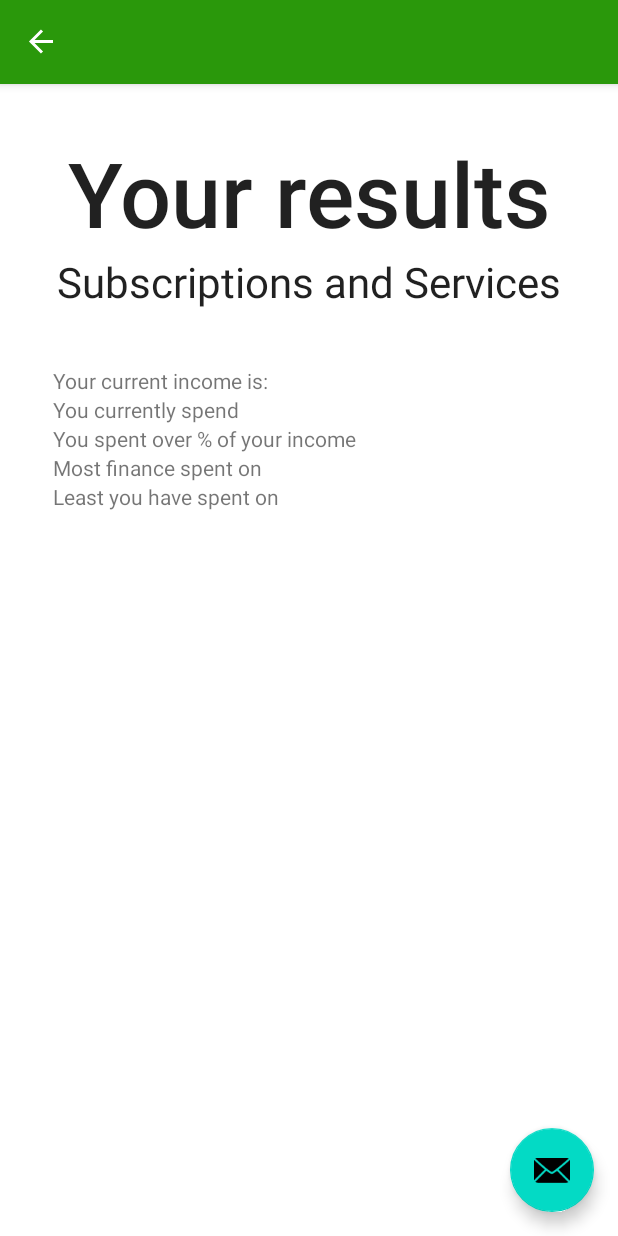
After one commit to gelmisb/SavingsCalculator, an Android app: the a14_Details screen opened through its navigation route, on a phone screen of 412 x 824 dp. The commit adds this screen. Run offline under Robolectric (Android 15) with nearby library versions, the phone set to English and light mode, and no system bars; our stand-ins replace navigation-ui.

Commit message:
Added details page

```diff
--- a/app/src/main/java/com/example/savingscalculator/calculatesavings/CalculateTotalExpenses.java
+++ b/app/src/main/java/com/example/savingscalculator/calculatesavings/CalculateTotalExpenses.java
@@ -4,6 +4,7 @@ import static android.content.Context.MODE_PRIVATE;
 
 import android.app.Activity;
 import android.content.SharedPreferences;
+import android.content.res.Resources;
 import android.util.Log;
 
 import com.example.savingscalculator.R;
@@ -14,7 +15,7 @@ import java.util.Map;
 public class CalculateTotalExpenses {
 
     private Activity activity;
-    private float totalIncome;
+    private float totalExpenses;
 
 
     public CalculateTotalExpenses(Activity activity){
@@ -24,6 +25,8 @@ public class CalculateTotalExpenses {
     public float getExpenses(){
         // Getting cached files
         SharedPreferences userExpenses = activity.getSharedPreferences("UserExpenses", MODE_PRIVATE);
+        SharedPreferences.Editor editor = userExpenses.edit();
+        Resources res = activity.getResources();
 
         Map<String, ?> getAll = userExpenses.getAll();
 
@@ -32,18 +35,17 @@ public class CalculateTotalExpenses {
         for (Map.Entry<String, ?> entry : getAll.entrySet()) {
             String incomeStr = entry.getValue().toString().replaceAll("\\d+", "");
             String incomeFloat = entry.getValue().toString().replaceAll("\\b[^\\d\\W]+\\b", "");
-
-
             total.add(multiplyIncome(incomeStr, incomeFloat));
         }
-
-        System.out.println("All: " + total);
 
         float tempFloatsy = 0;
 
         for (int j = 0; j < total.size(); j++) {
             tempFloatsy += total.get(j);
         }
+
+        editor.putString(res.getString(R.string.total_expenses_saved), tempFloatsy + "");
+        editor.apply();
 
         return tempFloatsy;
 
@@ -109,7 +111,7 @@ public class CalculateTotalExpenses {
 
     }
 
-    private float calculateIncome(Map<String, ?> allEntries){
+    private float calculateExpenses(Map<String, ?> allEntries){
 
         ArrayList<String> incomeListF = new ArrayList<String>();
         ArrayList<String> incomeListS = new ArrayList<String>();
--- a/app/src/main/java/com/example/savingscalculator/calculatesavings/CalculateTotalIncome.java
+++ b/app/src/main/java/com/example/savingscalculator/calculatesavings/CalculateTotalIncome.java
@@ -4,6 +4,7 @@ import static android.content.Context.MODE_PRIVATE;
 
 import android.app.Activity;
 import android.content.SharedPreferences;
+import android.content.res.Resources;
 import android.util.Log;
 
 import com.example.savingscalculator.R;
@@ -23,6 +24,11 @@ public class CalculateTotalIncome {
     public float getIncome(){
         // Getting cached files
         SharedPreferences sharedPreferences = activity.getSharedPreferences("UserIncome", MODE_PRIVATE);
+        SharedPreferences.Editor editor = sharedPreferences.edit();
+        Resources res = activity.getResources();
+
+        ArrayList<String> incomeStr = new ArrayList<>();
+        float totalIncome = 0;
 
         String wages = sharedPreferences.getString(activity.getString(R.string.wages_social_welfare), "");
         String pwages = sharedPreferences.getString(activity.getString(R.string.partner_s_wages_social_welfare), "");
@@ -30,15 +36,18 @@ public class CalculateTotalIncome {
         String income_main = sharedPreferences.getString(activity.getString(R.string.allowance), "");
         String other = sharedPreferences.getString(activity.getString(R.string.other_income), "");
 
-        ArrayList<String> incomeStr = new ArrayList<>();
-
         incomeStr.add(wages);
         incomeStr.add(pwages);
         incomeStr.add(cbp);
         incomeStr.add(income_main);
         incomeStr.add(other);
 
-        return calculateIncome(incomeStr);
+        totalIncome = calculateIncome(incomeStr);
+
+        editor.putString(res.getString(R.string.total_income_saved), totalIncome + "");
+        editor.apply();
+
+        return totalIncome;
     }
 
     private float calculateIncome(ArrayList<String> income){
--- a/app/src/main/java/com/example/savingscalculator/calculatesavings/fragments/a13_Final.java
+++ b/app/src/main/java/com/example/savingscalculator/calculatesavings/fragments/a13_Final.java
@@ -1,12 +1,11 @@
 package com.example.savingscalculator.calculatesavings.fragments;
 
-import android.graphics.Color;
 import android.os.Bundle;
 
 import androidx.annotation.NonNull;
 import androidx.fragment.app.Fragment;
+import androidx.navigation.fragment.NavHostFragment;
 
-import android.util.Log;
 import android.view.LayoutInflater;
 import android.view.View;
 import android.view.ViewGroup;
@@ -21,9 +20,7 @@ import com.github.mikephil.charting.data.BarData;
 import com.github.mikephil.charting.data.BarDataSet;
 import com.github.mikephil.charting.data.BarEntry;
 import com.github.mikephil.charting.formatter.IndexAxisValueFormatter;
-import com.github.mikephil.charting.utils.ColorTemplate;
 
-import java.text.DecimalFormat;
 import java.util.ArrayList;
 
 
@@ -32,7 +29,6 @@ public class a13_Final extends Fragment {
     private FragmentA13FinalBinding binding;
     private CalculateTotalIncome calculateTotalIncome;
     private CalculateTotalExpenses calculateTotalExpenses;
-
 
     @Override
     public void onCreate(Bundle savedInstanceState) {
@@ -57,16 +53,18 @@ public class a13_Final extends Fragment {
         String income = String.format("%.02f", calculateTotalIncome.getIncome());
         String expenses = String.format("%.02f", calculateTotalExpenses.getExpenses());
 
-//        Log.i("Income before ",  income + "");
-//        income = Float.parseFloat(df.format(income));
-//        expenses = Float.parseFloat(df.format(expenses));
-//        Log.i("Income after ",  income + "");
-
         TextView incomeTV = getActivity().findViewById(R.id.totalIncomeTV);
         TextView expensesTV = getActivity().findViewById(R.id.totalExpensesTV);
+
         incomeTV.setText(getString(R.string.year_calc, income));
         expensesTV.setText(getString(R.string.year_calc, expenses));
+
         setCharts();
+
+        binding.detailsBtn.setOnClickListener(view1 -> {
+            NavHostFragment.findNavController(a13_Final.this)
+                    .navigate(R.id.action_final_to_a14);
+        });
     }
 
     @Override
@@ -83,18 +81,21 @@ public class a13_Final extends Fragment {
         BarDataSet barDataSet = new BarDataSet(barEntries, "Budget");
         barDataSet.setColors(new int[] { R.color.purple_700, R.color.red }, getActivity());
 
+        BarData theData = new BarData(barDataSet);
+
         ArrayList<String> theDates = new ArrayList<>();
+
         theDates.add("Income");
         theDates.add("Expenses");
 
         barChart.getXAxis().setValueFormatter(new IndexAxisValueFormatter(theDates));
-        BarData theData = new BarData(barDataSet);
         barChart.setData(theData);
         barChart.setTouchEnabled(true);
         barChart.setDragEnabled(true);
         barChart.setScaleEnabled(true);
         barChart.animateXY(1500, 1500);
     }
+
     public ArrayList<BarEntry> getBarEntries() {
         ArrayList<BarEntry> barEntries = new ArrayList<>();
         barEntries.add(new BarEntry(0f, calculateTotalIncome.getIncome()));
--- /dev/null
+++ b/app/src/main/java/com/example/savingscalculator/calculatesavings/fragments/a14_Details.java
@@ -0,0 +1,59 @@
+package com.example.savingscalculator.calculatesavings.fragments;
+
+import static android.content.Context.MODE_PRIVATE;
+
+import android.content.SharedPreferences;
+import android.os.Bundle;
+import android.view.LayoutInflater;
+import android.view.View;
+import android.view.ViewGroup;
+import android.widget.TextView;
+
+import androidx.annotation.NonNull;
+import androidx.fragment.app.Fragment;
+
+import com.example.savingscalculator.R;
+import com.example.savingscalculator.databinding.FragmentA14DetailsBinding;
+
+
+public class a14_Details extends Fragment {
+
+    private FragmentA14DetailsBinding binding;
+
+    @Override
+    public void onCreate(Bundle savedInstanceState) {
+        super.onCreate(savedInstanceState);
+    }
+
+    @Override
+    public View onCreateView(
+            @NonNull LayoutInflater inflater, ViewGroup container,
+            Bundle savedInstanceState) {
+        binding = FragmentA14DetailsBinding.inflate(inflater, container, false);
+
+        TextView currentIncomeTV = getActivity().findViewById(R.id.your_current_income_TV);
+        TextView currentExpensesTV = getActivity().findViewById(R.id.your_current_expenses_TV);
+        TextView mostSpentTV = getActivity().findViewById(R.id.most_spent_TV);
+        TextView leastSpentTV = getActivity().findViewById(R.id.least_spent_TV);
+
+        SharedPreferences sharedPreferencesIncome = getActivity().getSharedPreferences("UserIncome", MODE_PRIVATE);
+        String total_income = sharedPreferencesIncome.getString(getActivity().getString(R.string.total_income_saved), "");
+
+        SharedPreferences sharedPreferencesExpenses = getActivity().getSharedPreferences("UserExpenses", MODE_PRIVATE);
+        String total_expenses = sharedPreferencesExpenses.getString(getActivity().getString(R.string.total_expenses_saved), "");
+
+
+        return binding.getRoot();
+    }
+
+    public void onViewCreated(@NonNull View view, Bundle savedInstanceState) {
+        super.onViewCreated(view, savedInstanceState);
+    }
+
+    @Override
+    public void onDestroyView() {
+        super.onDestroyView();
+        binding = null;
+    }
+
+}
--- a/app/src/main/res/layout/fragment_a13__final.xml
+++ b/app/src/main/res/layout/fragment_a13__final.xml
@@ -143,5 +143,37 @@
 
     </ScrollView>
 
+    <LinearLayout
+        android:layout_width="match_parent"
+        android:layout_height="wrap_content"
+        android:gravity="center"
+        app:layout_constraintBottom_toBottomOf="parent"
+        app:layout_constraintEnd_toEndOf="parent"
+        app:layout_constraintStart_toStartOf="parent"
+        android:orientation="horizontal">
+
+        <Button
+            android:id="@+id/detailsBtn"
+            android:layout_width="150dp"
+            android:layout_height="wrap_content"
+            android:text="@string/details"
+            android:layout_marginEnd="20dp"
+            app:layout_constraintBottom_toBottomOf="parent"
+            app:layout_constraintEnd_toEndOf="parent"
+            app:layout_constraintStart_toStartOf="parent"
+            style="?android:attr/buttonBarButtonStyle" />
+
+        <Button
+            android:id="@+id/saveBtn"
+            android:layout_width="150dp"
+            android:layout_height="wrap_content"
+            android:text="@string/save"
+            android:layout_marginStart="20dp"
+            app:layout_constraintBottom_toBottomOf="parent"
+            app:layout_constraintEnd_toEndOf="parent"
+            app:layout_constraintStart_toStartOf="parent"
+            style="?android:attr/buttonBarButtonStyle" />
+
+    </LinearLayout>
 
 </LinearLayout>
--- /dev/null
+++ b/app/src/main/res/layout/fragment_a14__details.xml
@@ -0,0 +1,134 @@
+<?xml version="1.0" encoding="utf-8"?>
+<LinearLayout xmlns:android="http://schemas.android.com/apk/res/android"
+    xmlns:app="http://schemas.android.com/apk/res-auto"
+    xmlns:tools="http://schemas.android.com/tools"
+    android:layout_width="match_parent"
+    android:layout_height="match_parent"
+    android:gravity="center|bottom"
+    android:orientation="vertical"
+    tools:context=".calculatesavings.fragments.a13_Final">
+
+    <ScrollView
+        android:layout_width="match_parent"
+        android:layout_height="0dp"
+        android:layout_weight="1"
+        android:orientation="vertical">
+
+        <LinearLayout
+            android:layout_width="match_parent"
+            android:layout_height="wrap_content"
+            android:orientation="vertical">
+
+            <TextView
+                android:id="@+id/textView13"
+                android:layout_width="match_parent"
+                android:layout_height="wrap_content"
+                android:layout_gravity="center_vertical"
+                android:layout_marginTop="32dp"
+                android:gravity="center"
+                android:maxLines="1"
+                android:text="@string/your_results"
+                android:textAppearance="@style/TextAppearance.AppCompat.Body2"
+                android:textSize="60sp"
+                app:layout_constraintBottom_toTopOf="@+id/textView5"
+                app:layout_constraintEnd_toEndOf="parent"
+                app:layout_constraintStart_toStartOf="parent"
+                app:layout_constraintTop_toTopOf="parent" />
+
+            <TextView
+                android:id="@+id/textView14"
+                android:layout_width="match_parent"
+                android:layout_height="wrap_content"
+                android:gravity="center"
+                android:maxLines="1"
+                android:text="@string/subs_costs"
+                android:textAppearance="@style/TextAppearance.AppCompat.Body1"
+                android:textSize="28sp"
+                app:layout_constraintEnd_toEndOf="parent"
+                app:layout_constraintStart_toStartOf="parent"
+                app:layout_constraintTop_toBottomOf="@+id/textView3" />
+
+
+            <TableLayout
+                android:layout_width="match_parent"
+                android:layout_height="wrap_content"
+                android:layout_marginTop="2dp"
+                android:padding="35dp"
+                android:stretchColumns="*"
+                app:layout_constraintBottom_toBottomOf="parent"
+                app:layout_constraintEnd_toEndOf="parent"
+                app:layout_constraintStart_toStartOf="parent"
+                app:layout_constraintTop_toBottomOf="@+id/textView5">
+
+                <TableRow
+                    android:layout_width="fill_parent"
+                    android:layout_height="match_parent"
+                    android:stretchColumns="3">
+
+                    <TextView
+                        android:id="@+id/your_current_income_TV"
+                        android:layout_width="wrap_content"
+                        android:layout_height="wrap_content"
+                        android:text="Your current income is: " />
+
+                </TableRow>
+
+                <TableRow
+                    android:layout_width="fill_parent"
+                    android:layout_height="match_parent"
+                    android:stretchColumns="3">
+
+                    <TextView
+                        android:id="@+id/your_current_expenses_TV"
+                        android:layout_width="wrap_content"
+                        android:layout_height="wrap_content"
+                        android:text="You currently spend" />
+
+                </TableRow>
+
+                <TableRow
+                    android:layout_width="fill_parent"
+                    android:layout_height="match_parent"
+                    android:stretchColumns="3">
+
+                    <TextView
+                        android:id="@+id/you_spent_over_TV"
+                        android:layout_width="wrap_content"
+                        android:layout_height="wrap_content"
+                        android:text="You spent over % of your income" />
+
+                </TableRow>
+
+                <TableRow
+                    android:layout_width="fill_parent"
+                    android:layout_height="match_parent"
+                    android:stretchColumns="3">
+
+                    <TextView
+                        android:id="@+id/most_spent_TV"
+                        android:layout_width="wrap_content"
+                        android:layout_height="wrap_content"
+                        android:text="Most finance spent on" />
+
+                </TableRow>
+
+                <TableRow
+                    android:layout_width="fill_parent"
+                    android:layout_height="match_parent"
+                    android:stretchColumns="3">
+
+                    <TextView
+                        android:id="@+id/least_spent_TV"
+                        android:layout_width="wrap_content"
+                        android:layout_height="wrap_content"
+                        android:text="Least you have spent on" />
+
+                </TableRow>
+
+            </TableLayout>
+
+        </LinearLayout>
+
+    </ScrollView>
+
+</LinearLayout>
--- a/app/src/main/res/navigation/nav_graph.xml
+++ b/app/src/main/res/navigation/nav_graph.xml
@@ -231,7 +231,7 @@
         <!-- Back -->
         <action
             android:id="@+id/action_a12_to_a11"
-            app:destination="@id/action_a12_to_a11" />
+            app:destination="@id/a11_EventFragment" />
 
         <!-- Next -->
         <action
@@ -250,6 +250,24 @@
 
         <!-- Back -->
         <action
+            android:id="@+id/action_final_to_a12"
+            app:destination="@id/a12_SubsFragment" />
+
+        <!-- Next -->
+        <action
+            android:id="@+id/action_final_to_a14"
+            app:destination="@id/a14_details" />
+
+    </fragment>
+
+    <fragment
+        android:id="@+id/a14_details"
+        android:name="com.example.savingscalculator.calculatesavings.fragments.a14_Details"
+        android:label="@string/a14_Details"
+        tools:layout="@layout/fragment_a14__details">
+
+        <!-- Back -->
+        <action
             android:id="@+id/action_a12_to_a11"
             app:destination="@id/action_a12_to_a11" />
 
--- /dev/null
+++ b/app/src/main/res/values/ids.xml
@@ -0,0 +1,4 @@
+<?xml version="1.0" encoding="utf-8"?>
+<resources>
+    <item name="a14_details" type="id" />
+</resources>
--- a/app/src/main/res/values/strings.xml
+++ b/app/src/main/res/values/strings.xml
@@ -26,9 +26,12 @@
     <string name="a11_EventFragment">Event Fragment</string>
     <string name="a12_SubsFragment">Subs Fragment</string>
     <string name="a13_FinalFragment">Final Fragment</string>
+    <string name="a14_DetailsFragment">See details</string>
 
     <string name="next">Next</string>
     <string name="previous">Previous</string>
+    <string name="details">See details</string>
+    <string name="save">Save</string>
 
     <string name="hello_first_fragment">Hello first fragment</string>
     <string name="hello_second_fragment">Hello second fragment. Arg: %1$s</string>
@@ -186,8 +189,10 @@
     <string name="you_could_save">You could save</string>
 
     <string name="year_calc">€%1$s / year</string>
+    <string name="a14_Details" />
 
-
+    <string name="total_income_saved">Total income</string>
+    <string name="total_expenses_saved">Total expenses</string>
 
 
 
```
